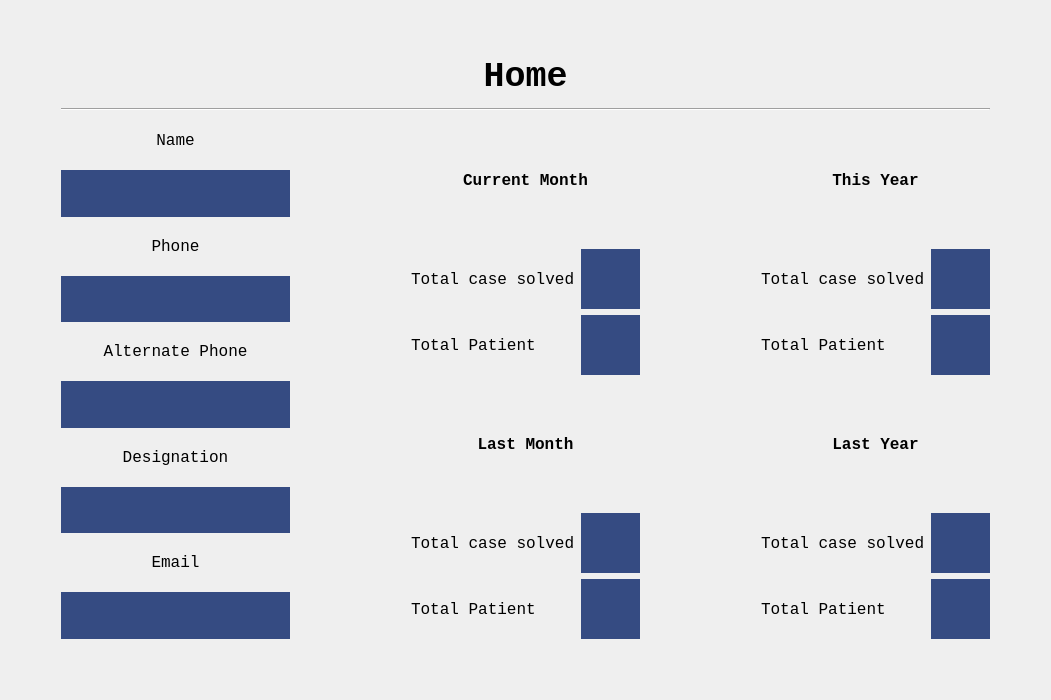
First picture: the form in HomeUi.ui, repository ASNaeem/Simple-VCMS, before the edit.
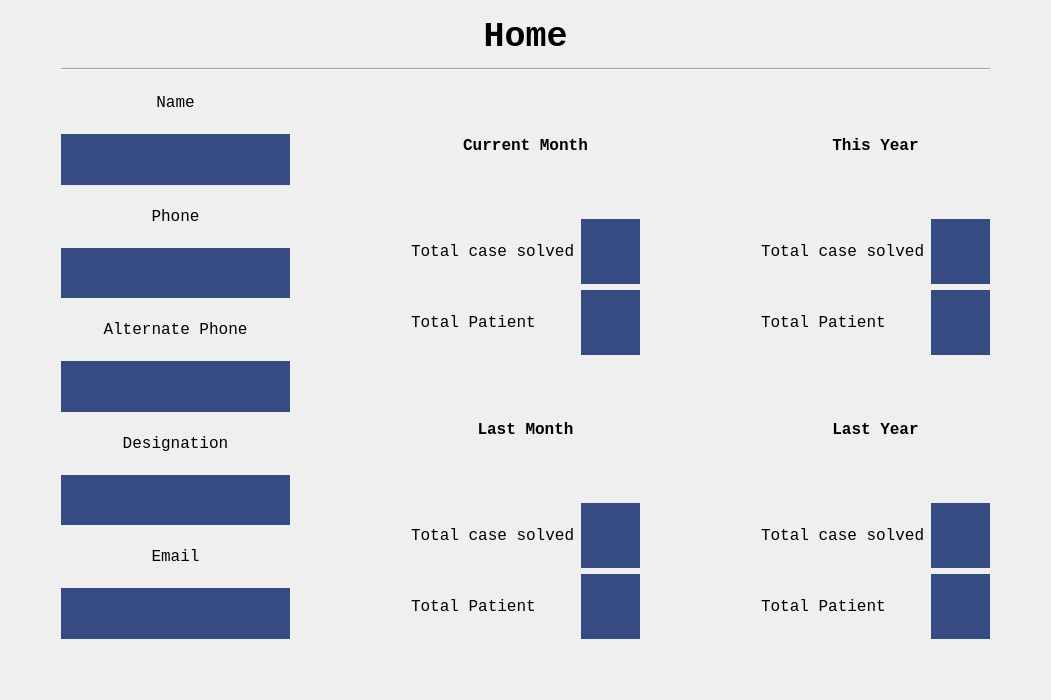
Second picture: the form after the edit.

```diff
--- a/HomeUi.ui
+++ b/HomeUi.ui
@@ -15,7 +15,7 @@
   </property>
   <layout class="QVBoxLayout" name="verticalLayout_37">
    <item>
-    <layout class="QVBoxLayout" name="verticalLayout_23" stretch="0,0,0,80">
+    <layout class="QVBoxLayout" name="verticalLayout_23" stretch="0,0,80">
      <property name="leftMargin">
       <number>50</number>
      </property>
@@ -28,19 +28,6 @@
      <property name="bottomMargin">
       <number>50</number>
      </property>
-     <item>
-      <spacer name="verticalSpacer">
-       <property name="orientation">
-        <enum>Qt::Vertical</enum>
-       </property>
-       <property name="sizeHint" stdset="0">
-        <size>
-         <width>20</width>
-         <height>40</height>
-        </size>
-       </property>
-      </spacer>
-     </item>
      <item>
       <layout class="QVBoxLayout" name="verticalLayout">
        <property name="leftMargin">
```
